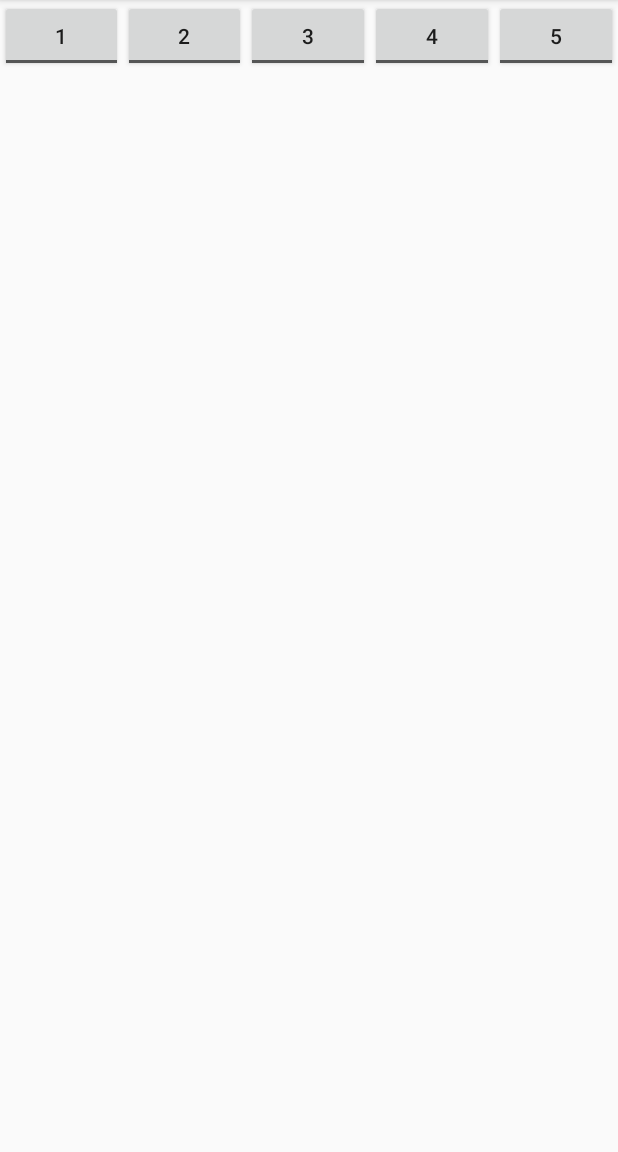
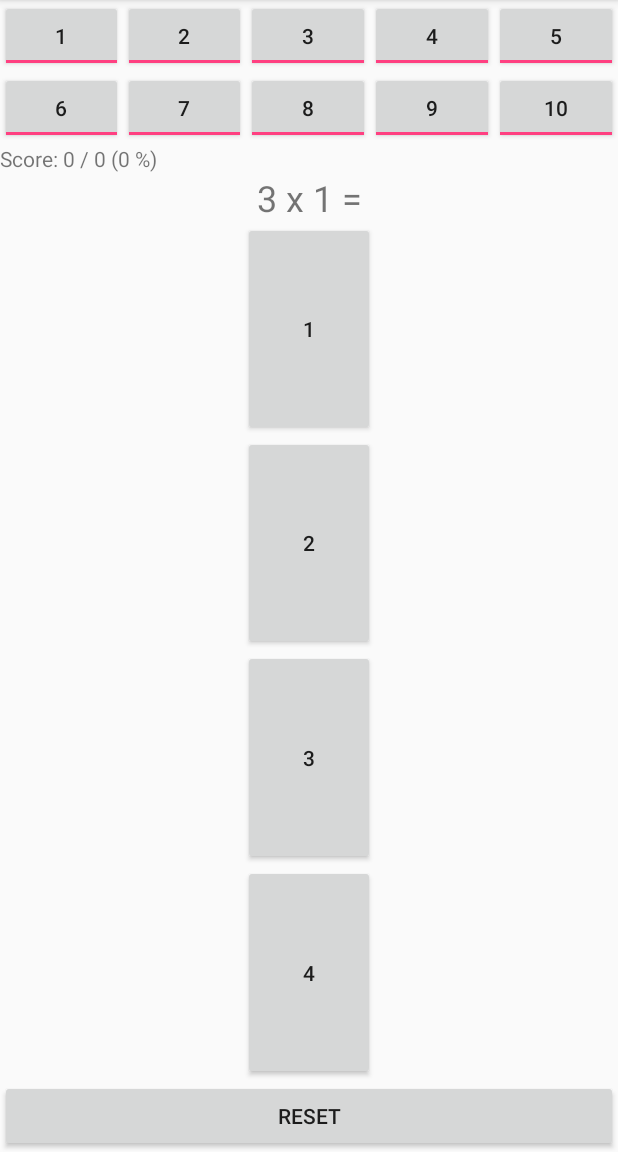
Before and after one commit to r1502166/TimeTable, an Android app: the screen it shows after launch (Quiz), on a phone screen of 412 x 824 dp, the part 84-1236 px from its top. Run offline under Robolectric (Android 15) with nearby library versions, the phone set to English and light mode, and no system bars.

Commit message:
Working on quiz activity

```diff
--- a/app/src/main/java/com/example/android/timetable/Quiz.java
+++ b/app/src/main/java/com/example/android/timetable/Quiz.java
@@ -2,6 +2,7 @@ package com.example.android.timetable;
 
 import android.support.v7.app.AppCompatActivity;
 import android.os.Bundle;
+import android.view.View;
 
 public class Quiz extends AppCompatActivity {
 
@@ -10,4 +11,12 @@ public class Quiz extends AppCompatActivity {
         super.onCreate(savedInstanceState);
         setContentView(R.layout.activity_quiz);
     }
+
+    public void reset_quiz(View view) {
+
+    }
+
+    public void answerPressed(View view) {
+
+    }
 }
--- a/app/src/main/res/layout/activity_quiz.xml
+++ b/app/src/main/res/layout/activity_quiz.xml
@@ -5,6 +5,12 @@
     android:layout_width="match_parent"
     android:layout_height="match_parent"
     tools:context=".Quiz">
+
+    <LinearLayout
+        android:layout_width="match_parent"
+        android:layout_height="match_parent"
+        android:orientation="vertical">
+
 
         <LinearLayout
         android:layout_width="match_parent"
@@ -16,6 +22,7 @@
                 android:layout_width="0dp"
                 android:layout_height="wrap_content"
                 android:layout_weight="1"
+                android:checked="true"
                 android:textOn="1"
                 android:textOff="1"
                 android:tag="1"
@@ -26,6 +33,7 @@
                 android:layout_width="0dp"
                 android:layout_height="wrap_content"
                 android:layout_weight="1"
+                android:checked="true"
                 android:textOn="2"
                 android:textOff="2"
                 android:tag="2"
@@ -36,6 +44,7 @@
                 android:layout_width="0dp"
                 android:layout_height="wrap_content"
                 android:layout_weight="1"
+                android:checked="true"
                 android:textOn="3"
                 android:textOff="3"
                 android:tag="3"
@@ -46,6 +55,7 @@
                 android:layout_width="0dp"
                 android:layout_height="wrap_content"
                 android:layout_weight="1"
+                android:checked="true"
                 android:textOn="4"
                 android:textOff="4"
                 android:tag="4"
@@ -56,6 +66,7 @@
                 android:layout_width="0dp"
                 android:layout_height="wrap_content"
                 android:layout_weight="1"
+                android:checked="true"
                 android:textOn="5"
                 android:textOff="5"
                 android:tag="5"
@@ -64,4 +75,137 @@
 
         </LinearLayout>
 
+        <LinearLayout
+            android:layout_width="match_parent"
+            android:layout_height="wrap_content"
+            android:orientation="horizontal">
+
+            <ToggleButton
+                android:id="@+id/toggleButton6"
+                android:layout_width="0dp"
+                android:layout_height="wrap_content"
+                android:layout_weight="1"
+                android:checked="true"
+                android:textOn="6"
+                android:textOff="6"
+                android:tag="6"
+                android:text="ToggleButton" />
+
+            <ToggleButton
+                android:id="@+id/toggleButton7"
+                android:layout_width="0dp"
+                android:layout_height="wrap_content"
+                android:layout_weight="1"
+                android:checked="true"
+                android:textOn="7"
+                android:textOff="7"
+                android:tag="7"
+                android:text="ToggleButton" />
+
+            <ToggleButton
+                android:id="@+id/toggleButton8"
+                android:layout_width="0dp"
+                android:layout_height="wrap_content"
+                android:layout_weight="1"
+                android:checked="true"
+                android:textOn="8"
+                android:textOff="8"
+                android:tag="8"
+                android:text="ToggleButton" />
+
+            <ToggleButton
+                android:id="@+id/toggleButton9"
+                android:layout_width="0dp"
+                android:layout_height="wrap_content"
+                android:layout_weight="1"
+                android:checked="true"
+                android:textOn="9"
+                android:textOff="9"
+                android:tag="9"
+                android:text="ToggleButton" />
+
+            <ToggleButton
+                android:id="@+id/toggleButton10"
+                android:layout_width="0dp"
+                android:layout_height="wrap_content"
+                android:layout_weight="1"
+                android:checked="true"
+                android:textOn="10"
+                android:textOff="10"
+                android:tag="10"
+                android:text="ToggleButton" />
+
+
+        </LinearLayout>
+
+        <TextView
+            android:id="@+id/score_quiz"
+            android:layout_width="match_parent"
+            android:layout_height="wrap_content"
+            android:text="Score: 0 / 0 (0 %)"/>
+
+        <TextView
+            android:id="@+id/question_quiz"
+            android:layout_width="match_parent"
+            android:layout_height="wrap_content"
+            android:gravity="center_horizontal"
+            android:textSize="24dp"
+            android:text="3 x 1 ="/>
+
+        <LinearLayout
+            android:id="@+id/answers_display"
+            android:layout_width="match_parent"
+            android:layout_height="0dp"
+            android:layout_weight="1"
+            android:gravity="center_horizontal"
+            android:orientation="vertical">
+
+            <Button
+                android:id="@+id/answer1"
+                android:tag="101"
+                android:layout_width="wrap_content"
+                android:layout_height="0dp"
+                android:layout_weight="1"
+                android:onClick="answerPressed"
+                android:text="1" />
+
+            <Button
+                android:id="@+id/answer2"
+                android:tag="102"
+                android:layout_width="wrap_content"
+                android:layout_height="0dp"
+                android:layout_weight="1"
+                android:onClick="answerPressed"
+                android:text="2" />
+
+            <Button
+                android:id="@+id/answer3"
+                android:tag="103"
+                android:layout_width="wrap_content"
+                android:layout_height="0dp"
+                android:layout_weight="1"
+                android:onClick="answerPressed"
+                android:text="3" />
+
+            <Button
+                android:id="@+id/answer4"
+                android:tag="104"
+                android:layout_width="wrap_content"
+                android:layout_height="0dp"
+                android:layout_weight="1"
+                android:onClick="answerPressed"
+                android:text="4" />
+
+        </LinearLayout>
+
+        <Button
+            android:id="@+id/start_button"
+            android:layout_width="match_parent"
+            android:layout_height="wrap_content"
+            android:onClick="reset_quiz"
+            android:text="Reset" />
+
+
+    </LinearLayout>
+
 </android.support.constraint.ConstraintLayout>
```
Lines whose indentation alone changed are shown as unchanged.
